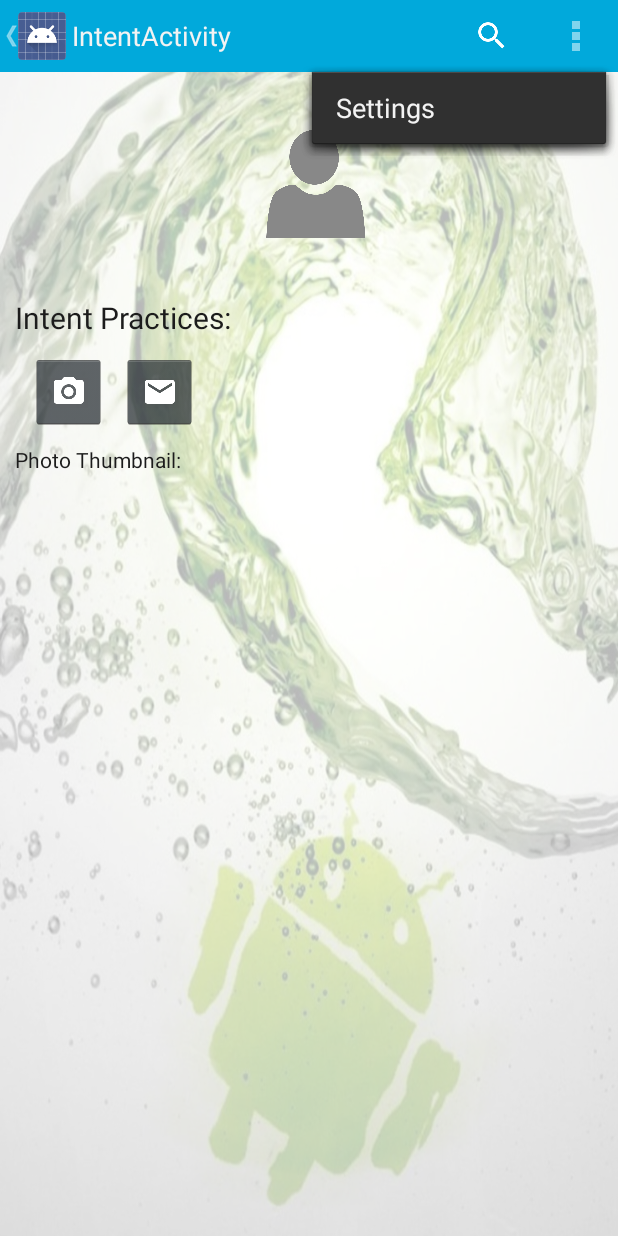
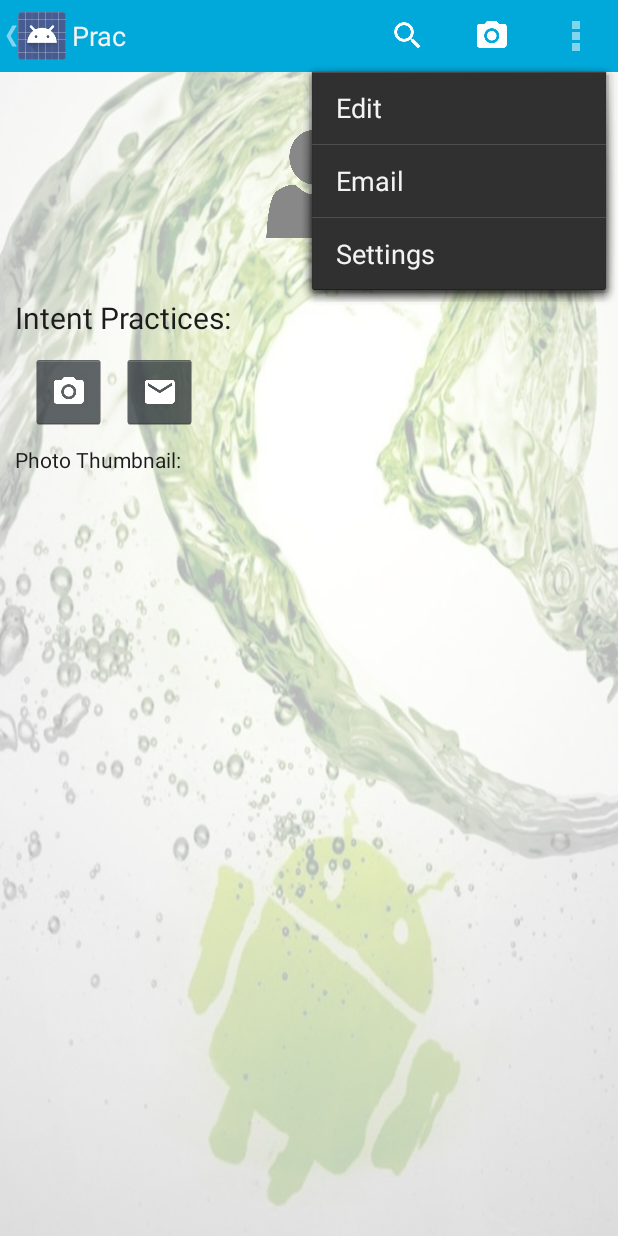
Before and after one commit to loofah666/Android_Course, an Android app: the screen it shows after launch (MainActivity), with the options menu open, on a phone screen of 412 x 824 dp. Run offline under Robolectric (Android 15) with nearby library versions, the phone set to English and light mode, and no system bars.

Commit message:
collapseActionView : searchView

```diff
--- a/IntentActivity/app/src/main/res/menu/menu_main.xml
+++ b/IntentActivity/app/src/main/res/menu/menu_main.xml
@@ -5,11 +5,32 @@
         android:icon="@drawable/ic_search_white_24dp"
         android:title="@string/action_search"
         android:titleCondensed="@string/action_search"
-        android:showAsAction="ifRoom" />
+        android:orderInCategory="1"
+        android:showAsAction="ifRoom|collapseActionView"
+        android:actionViewClass="android.widget.SearchView" />
+
+    <item android:id="@+id/action_camera"
+        android:title="@string/action_camera"
+        android:icon="@drawable/ic_photo_camera_white_24dp"
+        android:showAsAction="ifRoom"
+        android:orderInCategory="2"/>
+
+    <item android:id="@+id/action_email"
+        android:title="@string/action_email"
+        android:icon="@drawable/ic_email_white_24dp"
+        android:showAsAction="ifRoom"
+        android:orderInCategory="3"/>
 
     <item android:id="@+id/action_settings"
         android:title="@string/action_settings"
         android:titleCondensed="@string/action_settings"
+        android:icon="@drawable/ic_settings_white_24dp"
         android:orderInCategory="100"
         android:showAsAction="never" />
+
+    <item android:id="@+id/action_edit"
+        android:title="@string/action_edit"
+        android:titleCondensed="Edit"
+        android:showAsAction="never"/>
+
 </menu>
--- a/IntentActivity/app/src/main/res/values/strings.xml
+++ b/IntentActivity/app/src/main/res/values/strings.xml
@@ -1,7 +1,10 @@
 <resources>
-    <string name="app_name">IntentActivity</string>
+    <string name="app_name">Prac</string>
     <string name="action_settings">Settings</string>
     <string name="action_search">Search</string>
+    <string name="action_edit">Edit</string>
+    <string name="action_camera">Take Photo</string>
+    <string name="action_email">Email</string>
 
     <string name="main_title1">Intent Practices:</string>
     <string name="main_title2">Photo Thumbnail:</string>
```
Also changed, not shown: IntentActivity/app/src/main/java/com/asus/peggy_lin/intentactivity/MainActivity.java (+22 -2 lines), IntentActivity/app/src/main/res/drawable-hdpi/ic_phone_android_black_48dp.png (added), IntentActivity/app/src/main/res/drawable-xhdpi/ic_settings_white_24dp.png (added), 1 other file.
